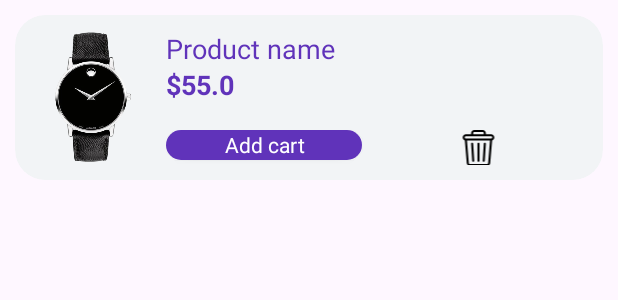
After one commit to QuangXYZ/LilyShop, an Android app: the layout single_wish_item.xml on its own in the app's theme, with its tools: preview values and no code run, on a phone screen of 412 x 824 dp. The commit adds this screen. Shown: the top 300 px of the screen. Run offline under Robolectric (Android 15) with nearby library versions, the phone set to English and light mode, and no system bars.

Commit message:
interface wish

```diff
--- /dev/null
+++ b/app/src/main/res/drawable/bin.xml
@@ -0,0 +1,7 @@
+<vector android:height="24dp" android:viewportHeight="512"
+    android:viewportWidth="512" android:width="24dp" xmlns:android="http://schemas.android.com/apk/res/android">
+    <path android:fillColor="#FF000000" android:pathData="M436,60h-75V45c0,-24.81 -20.19,-45 -45,-45H196c-24.81,0 -45,20.19 -45,45v15H76c-24.81,0 -45,20.19 -45,45c0,19.93 13.02,36.86 31,42.76L88.76,470.74C90.69,493.88 110.39,512 133.6,512h244.79c23.22,0 42.92,-18.13 44.85,-41.27l26.75,-322.97C467.98,141.86 481,124.93 481,105C481,80.19 460.81,60 436,60zM181,45c0,-8.27 6.73,-15 15,-15h120c8.27,0 15,6.73 15,15v15H181V45zM393.34,468.25c-0.64,7.71 -7.21,13.75 -14.95,13.75H133.6c-7.74,0 -14.31,-6.04 -14.95,-13.75L92.29,150h327.41L393.34,468.25zM436,120H76c-8.27,0 -15,-6.73 -15,-15s6.73,-15 15,-15h360c8.27,0 15,6.73 15,15S444.27,120 436,120z"/>
+    <path android:fillColor="#FF000000" android:pathData="M195.97,436.07l-15,-242c-0.51,-8.27 -7.67,-14.56 -15.9,-14.04c-8.27,0.51 -14.56,7.63 -14.04,15.9l15,242c0.49,7.95 7.1,14.07 14.96,14.07C189.67,452 196.5,444.68 195.97,436.07z"/>
+    <path android:fillColor="#FF000000" android:pathData="M256,180c-8.28,0 -15,6.72 -15,15v242c0,8.28 6.72,15 15,15s15,-6.72 15,-15V195C271,186.72 264.28,180 256,180z"/>
+    <path android:fillColor="#FF000000" android:pathData="M346.93,180.03c-8.25,-0.51 -15.39,5.77 -15.9,14.04l-15,242c-0.51,8.27 5.78,15.39 14.04,15.9c8.27,0.51 15.39,-5.78 15.9,-14.04l15,-242C361.48,187.66 355.2,180.54 346.93,180.03z"/>
+</vector>
--- /dev/null
+++ b/app/src/main/res/drawable/search_wish.xml
@@ -0,0 +1,4 @@
+<vector android:height="24dp" android:viewportHeight="461.52"
+    android:viewportWidth="461.52" android:width="24dp" xmlns:android="http://schemas.android.com/apk/res/android">
+    <path android:fillColor="@color/darkGrey" android:pathData="m185.75,371.33c41.25,0 81.32,-13.76 113.87,-39.11l122.78,122.78c9.17,8.86 23.79,8.6 32.65,-0.57 8.64,-8.95 8.64,-23.13 0,-32.08l-122.78,-122.78c62.9,-80.97 48.25,-197.6 -32.72,-260.49s-197.59,-48.25 -260.49,32.72 -48.25,197.6 32.72,260.49c32.6,25.32 72.7,39.06 113.98,39.04zM87.1,87.06c54.48,-54.49 142.82,-54.49 197.3,-0s54.49,142.82 0,197.3 -142.82,54.49 -197.3,0c-0,-0 -0,-0 -0,-0 -54.48,-54.09 -54.81,-142.1 -0.72,-196.59 0.24,-0.24 0.48,-0.48 0.72,-0.72z"/>
+</vector>
--- /dev/null
+++ b/app/src/main/res/layout/single_wish_item.xml
@@ -0,0 +1,89 @@
+<?xml version="1.0" encoding="utf-8"?>
+<com.google.android.material.card.MaterialCardView xmlns:android="http://schemas.android.com/apk/res/android"
+    xmlns:app="http://schemas.android.com/apk/res-auto"
+    android:id="@+id/exercise_layout"
+    android:layout_width="match_parent"
+    android:layout_height="wrap_content"
+    xmlns:tools="http://schemas.android.com/tools"
+    android:layout_margin="10dp"
+    android:backgroundTint="#D2F0F4F4"
+    app:strokeWidth="0dp"
+    android:elevation="3dp"
+    app:cardCornerRadius="20dp">
+
+    <LinearLayout
+        android:id="@+id/layout1"
+        android:layout_width="match_parent"
+        android:layout_height="wrap_content"
+        android:orientation="horizontal"
+        android:paddingLeft="5dp"
+        android:paddingBottom="10dp"
+        android:paddingTop="10dp"
+        android:paddingRight="5dp"
+        android:weightSum="4">
+
+        <ImageView
+            android:layout_width="90dp"
+            android:layout_height="90dp"
+            android:layout_gravity="center"
+            android:src="@drawable/watch" />
+
+        <LinearLayout
+            android:layout_width="wrap_content"
+            android:layout_height="90dp"
+            android:layout_marginLeft="5dp"
+            android:layout_weight="4"
+            android:orientation="vertical"
+            android:weightSum="4">
+
+            <TextView
+                android:layout_width="wrap_content"
+                android:layout_height="wrap_content"
+                android:layout_weight="1"
+                android:text="Product name"
+                android:textColor="@color/purple"
+                android:textSize="18sp" />
+
+            <TextView
+                android:id="@+id/title"
+                android:layout_width="wrap_content"
+                android:layout_height="wrap_content"
+                android:layout_weight="1"
+                android:text="$55.0"
+                android:textColor="@color/purple"
+                android:textSize="18sp"
+                android:textStyle="bold" />
+
+            <TextView
+                android:layout_width="wrap_content"
+                android:layout_height="wrap_content"
+                android:layout_weight="1" />
+
+            <LinearLayout
+                android:layout_width="match_parent"
+                android:layout_height="wrap_content"
+                android:orientation="horizontal"
+                android:weightSum="2">
+
+                <androidx.appcompat.widget.AppCompatButton
+                    android:id="@+id/add_cart_btn"
+                    android:layout_width="0dp"
+                    android:layout_height="20dp"
+                    style="@android:style/Widget.Button"
+                    android:layout_weight="1"
+                    android:text="Add cart"
+                    android:textColor="@color/white"
+                    android:background="@drawable/purple_background" />
+                <ImageView
+                    android:id="@+id/delete_image"
+                    android:layout_width="wrap_content"
+                    android:layout_height="wrap_content"
+                    android:src="@drawable/bin"
+                    android:layout_weight="1" />
+            </LinearLayout>
+
+        </LinearLayout>
+    </LinearLayout>
+
+
+</com.google.android.material.card.MaterialCardView>
```
Also changed, not shown: app/src/main/java/com/quang/lilyshop/activity/Fragment/WishFragment.kt (+5 -43 lines), app/src/main/res/layout/fragment_wish.xml (+84 -4 lines).
